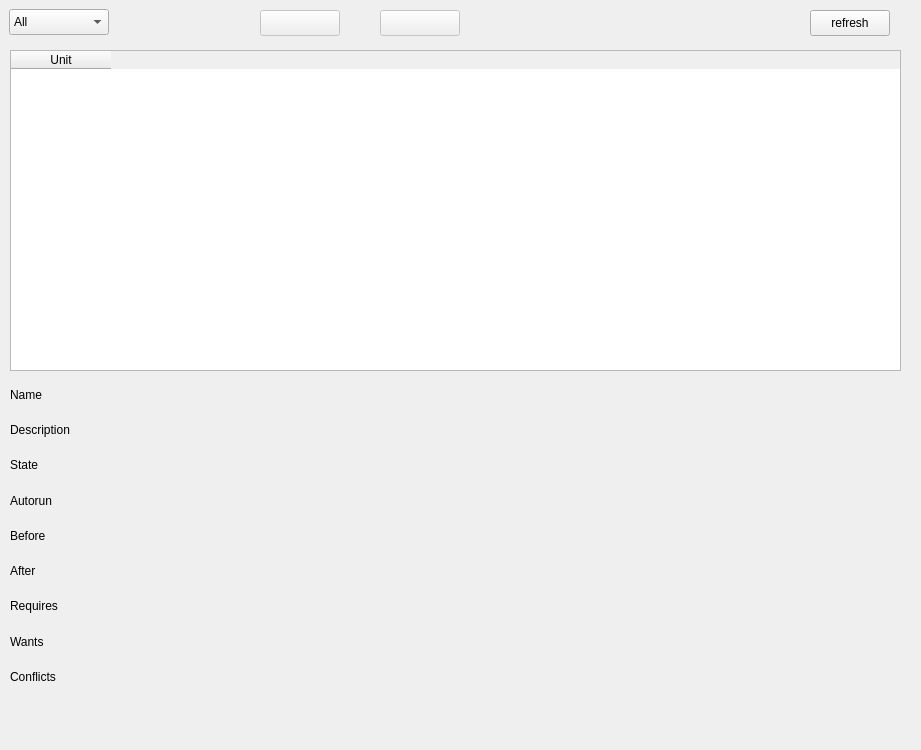
Before: the Qt Designer form form.ui in Huhnak/systemdGUI, drawn with Qt 5.
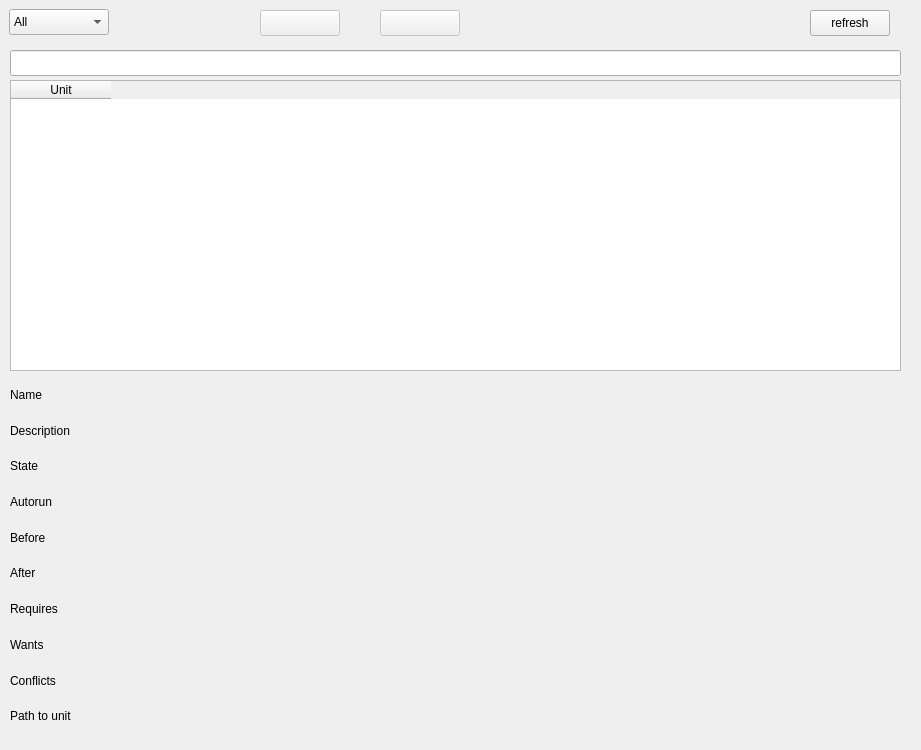
After: the same form once the commit is applied.

```diff
--- a/form.ui
+++ b/form.ui
@@ -102,9 +102,9 @@
    <property name="geometry">
     <rect>
      <x>10</x>
-     <y>50</y>
+     <y>80</y>
      <width>891</width>
-     <height>321</height>
+     <height>291</height>
     </rect>
    </property>
    <property name="sizePolicy">
@@ -159,18 +159,28 @@
      <x>10</x>
      <y>380</y>
      <width>891</width>
-     <height>311</height>
+     <height>351</height>
     </rect>
    </property>
-   <layout class="QGridLayout" name="gridLayout" rowstretch="0,0,0,0,0,0,0,0,0" columnstretch="1,6" rowminimumheight="0,0,0,0,0,0,0,0,0">
+   <layout class="QGridLayout" name="gridLayout" rowstretch="0,0,0,0,0,0,0,0,0,0" columnstretch="1,6" rowminimumheight="0,0,0,0,0,0,0,0,0,0">
     <property name="bottomMargin">
      <number>0</number>
     </property>
     <property name="horizontalSpacing">
      <number>6</number>
     </property>
-    <item row="6" column="0">
-     <widget class="QLabel" name="labelMoreRequiresStatic">
+    <item row="4" column="1">
+     <widget class="QLabel" name="labelMoreBefore">
+      <property name="text">
+       <string/>
+      </property>
+      <property name="textInteractionFlags">
+       <set>Qt::LinksAccessibleByMouse|Qt::TextSelectableByMouse</set>
+      </property>
+     </widget>
+    </item>
+    <item row="4" column="0">
+     <widget class="QLabel" name="labelMoreBeforeStatic">
       <property name="mouseTracking">
        <bool>false</bool>
       </property>
@@ -181,13 +191,23 @@
        <set>Qt::ImhNone</set>
       </property>
       <property name="text">
-       <string>Requires</string>
+       <string>Before</string>
       </property>
       <property name="textInteractionFlags">
        <set>Qt::LinksAccessibleByMouse</set>
       </property>
      </widget>
     </item>
+    <item row="3" column="1">
+     <widget class="QLabel" name="labelMoreAutorun">
+      <property name="text">
+       <string/>
+      </property>
+      <property name="textInteractionFlags">
+       <set>Qt::LinksAccessibleByMouse|Qt::TextSelectableByMouse</set>
+      </property>
+     </widget>
+    </item>
     <item row="0" column="0">
      <widget class="QLabel" name="labelMoreNameStatic">
       <property name="text">
@@ -195,8 +215,18 @@
       </property>
      </widget>
     </item>
-    <item row="6" column="1">
-     <widget class="QLabel" name="labelMoreRequires">
+    <item row="8" column="1">
+     <widget class="QLabel" name="labelMoreConflicts">
+      <property name="text">
+       <string/>
+      </property>
+      <property name="textInteractionFlags">
+       <set>Qt::LinksAccessibleByMouse|Qt::TextSelectableByMouse</set>
+      </property>
+     </widget>
+    </item>
+    <item row="1" column="1">
+     <widget class="QLabel" name="labelMoreDescription">
       <property name="text">
        <string/>
       </property>
@@ -212,13 +242,41 @@
       </property>
      </widget>
     </item>
-    <item row="7" column="1">
-     <widget class="QLabel" name="labelMoreWants">
+    <item row="3" column="0">
+     <widget class="QLabel" name="labelMoreAutorunStatic">
+      <property name="mouseTracking">
+       <bool>false</bool>
+      </property>
+      <property name="tabletTracking">
+       <bool>false</bool>
+      </property>
+      <property name="inputMethodHints">
+       <set>Qt::ImhNone</set>
+      </property>
       <property name="text">
-       <string/>
+       <string>Autorun</string>
       </property>
       <property name="textInteractionFlags">
-       <set>Qt::LinksAccessibleByMouse|Qt::TextSelectableByMouse</set>
+       <set>Qt::LinksAccessibleByMouse</set>
+      </property>
+     </widget>
+    </item>
+    <item row="5" column="0">
+     <widget class="QLabel" name="labelMoreAfterStatic">
+      <property name="mouseTracking">
+       <bool>false</bool>
+      </property>
+      <property name="tabletTracking">
+       <bool>false</bool>
+      </property>
+      <property name="inputMethodHints">
+       <set>Qt::ImhNone</set>
+      </property>
+      <property name="text">
+       <string>After</string>
+      </property>
+      <property name="textInteractionFlags">
+       <set>Qt::LinksAccessibleByMouse</set>
       </property>
      </widget>
     </item>
@@ -241,8 +299,8 @@
       </property>
      </widget>
     </item>
-    <item row="8" column="1">
-     <widget class="QLabel" name="labelMoreConflicts">
+    <item row="7" column="1">
+     <widget class="QLabel" name="labelMoreWants">
       <property name="text">
        <string/>
       </property>
@@ -270,84 +328,6 @@
       </property>
      </widget>
     </item>
-    <item row="5" column="0">
-     <widget class="QLabel" name="labelMoreAfterStatic">
-      <property name="mouseTracking">
-       <bool>false</bool>
-      </property>
-      <property name="tabletTracking">
-       <bool>false</bool>
-      </property>
-      <property name="inputMethodHints">
-       <set>Qt::ImhNone</set>
-      </property>
-      <property name="text">
-       <string>After</string>
-      </property>
-      <property name="textInteractionFlags">
-       <set>Qt::LinksAccessibleByMouse</set>
-      </property>
-     </widget>
-    </item>
-    <item row="0" column="1">
-     <widget class="QLabel" name="labelMoreName">
-      <property name="text">
-       <string/>
-      </property>
-      <property name="textInteractionFlags">
-       <set>Qt::LinksAccessibleByMouse|Qt::TextSelectableByMouse</set>
-      </property>
-     </widget>
-    </item>
-    <item row="4" column="1">
-     <widget class="QLabel" name="labelMoreBefore">
-      <property name="text">
-       <string/>
-      </property>
-      <property name="textInteractionFlags">
-       <set>Qt::LinksAccessibleByMouse|Qt::TextSelectableByMouse</set>
-      </property>
-     </widget>
-    </item>
-    <item row="1" column="1">
-     <widget class="QLabel" name="labelMoreDescription">
-      <property name="text">
-       <string/>
-      </property>
-      <property name="textInteractionFlags">
-       <set>Qt::LinksAccessibleByMouse|Qt::TextSelectableByMouse</set>
-      </property>
-     </widget>
-    </item>
-    <item row="3" column="1">
-     <widget class="QLabel" name="labelMoreAutorun">
-      <property name="text">
-       <string/>
-      </property>
-      <property name="textInteractionFlags">
-       <set>Qt::LinksAccessibleByMouse|Qt::TextSelectableByMouse</set>
-      </property>
-     </widget>
-    </item>
-    <item row="4" column="0">
-     <widget class="QLabel" name="labelMoreBeforeStatic">
-      <property name="mouseTracking">
-       <bool>false</bool>
-      </property>
-      <property name="tabletTracking">
-       <bool>false</bool>
-      </property>
-      <property name="inputMethodHints">
-       <set>Qt::ImhNone</set>
-      </property>
-      <property name="text">
-       <string>Before</string>
-      </property>
-      <property name="textInteractionFlags">
-       <set>Qt::LinksAccessibleByMouse</set>
-      </property>
-     </widget>
-    </item>
     <item row="5" column="1">
      <widget class="QLabel" name="labelMoreAfter">
       <property name="text">
@@ -358,25 +338,6 @@
       </property>
      </widget>
     </item>
-    <item row="3" column="0">
-     <widget class="QLabel" name="labelMoreAutorunStatic">
-      <property name="mouseTracking">
-       <bool>false</bool>
-      </property>
-      <property name="tabletTracking">
-       <bool>false</bool>
-      </property>
-      <property name="inputMethodHints">
-       <set>Qt::ImhNone</set>
-      </property>
-      <property name="text">
-       <string>Autorun</string>
-      </property>
-      <property name="textInteractionFlags">
-       <set>Qt::LinksAccessibleByMouse</set>
-      </property>
-     </widget>
-    </item>
     <item row="2" column="0">
      <widget class="QLabel" name="labelMoreStateStatic">
       <property name="mouseTracking">
@@ -396,6 +357,45 @@
       </property>
      </widget>
     </item>
+    <item row="0" column="1">
+     <widget class="QLabel" name="labelMoreName">
+      <property name="text">
+       <string/>
+      </property>
+      <property name="textInteractionFlags">
+       <set>Qt::LinksAccessibleByMouse|Qt::TextSelectableByMouse</set>
+      </property>
+     </widget>
+    </item>
+    <item row="6" column="1">
+     <widget class="QLabel" name="labelMoreRequires">
+      <property name="text">
+       <string/>
+      </property>
+      <property name="textInteractionFlags">
+       <set>Qt::LinksAccessibleByMouse|Qt::TextSelectableByMouse</set>
+      </property>
+     </widget>
+    </item>
+    <item row="6" column="0">
+     <widget class="QLabel" name="labelMoreRequiresStatic">
+      <property name="mouseTracking">
+       <bool>false</bool>
+      </property>
+      <property name="tabletTracking">
+       <bool>false</bool>
+      </property>
+      <property name="inputMethodHints">
+       <set>Qt::ImhNone</set>
+      </property>
+      <property name="text">
+       <string>Requires</string>
+      </property>
+      <property name="textInteractionFlags">
+       <set>Qt::LinksAccessibleByMouse</set>
+      </property>
+     </widget>
+    </item>
     <item row="2" column="1">
      <widget class="QLabel" name="labelMoreState">
       <property name="text">
@@ -406,6 +406,35 @@
       </property>
      </widget>
     </item>
+    <item row="9" column="0">
+     <widget class="QLabel" name="labelMorePathToUnitStatic">
+      <property name="mouseTracking">
+       <bool>false</bool>
+      </property>
+      <property name="tabletTracking">
+       <bool>false</bool>
+      </property>
+      <property name="inputMethodHints">
+       <set>Qt::ImhNone</set>
+      </property>
+      <property name="text">
+       <string>Path to unit</string>
+      </property>
+      <property name="textInteractionFlags">
+       <set>Qt::LinksAccessibleByMouse</set>
+      </property>
+     </widget>
+    </item>
+    <item row="9" column="1">
+     <widget class="QLabel" name="labelMorePathToUnit">
+      <property name="text">
+       <string/>
+      </property>
+      <property name="textInteractionFlags">
+       <set>Qt::LinksAccessibleByMouse|Qt::TextSelectableByMouse</set>
+      </property>
+     </widget>
+    </item>
    </layout>
   </widget>
   <widget class="QPushButton" name="startStopButton">
@@ -449,6 +478,16 @@
     <string/>
    </property>
   </widget>
+  <widget class="QLineEdit" name="searchBar">
+   <property name="geometry">
+    <rect>
+     <x>10</x>
+     <y>50</y>
+     <width>891</width>
+     <height>26</height>
+    </rect>
+   </property>
+  </widget>
  </widget>
  <resources/>
  <connections/>
```
